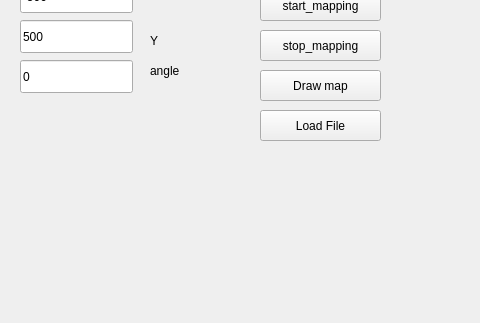
The window that robot_demo/mainwindow.ui (MiroslavKohut/IroboCreate_project) describes before a commit, drawn with Qt 5; both pictures show x 0 to 480 and y 167 to 490 of the 1165 by 720 pixel window.
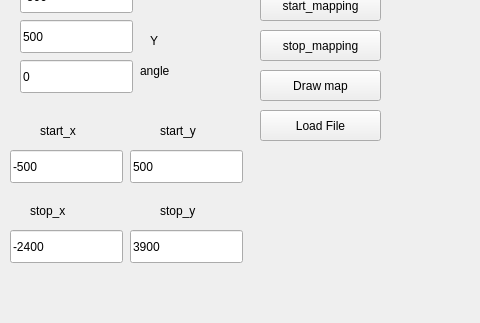
The same window after the commit.

Patch:
```diff
--- a/robot_demo/mainwindow.ui
+++ b/robot_demo/mainwindow.ui
@@ -160,7 +160,7 @@
    <widget class="QLabel" name="label_4">
     <property name="geometry">
      <rect>
-      <x>150</x>
+      <x>140</x>
       <y>210</y>
       <width>68</width>
       <height>21</height>
@@ -222,6 +222,110 @@
      <string>Load File</string>
     </property>
    </widget>
+   <widget class="QLabel" name="label_5">
+    <property name="geometry">
+     <rect>
+      <x>40</x>
+      <y>270</y>
+      <width>68</width>
+      <height>21</height>
+     </rect>
+    </property>
+    <property name="text">
+     <string>start_x</string>
+    </property>
+   </widget>
+   <widget class="QLabel" name="label_6">
+    <property name="geometry">
+     <rect>
+      <x>160</x>
+      <y>270</y>
+      <width>68</width>
+      <height>21</height>
+     </rect>
+    </property>
+    <property name="text">
+     <string>start_y</string>
+    </property>
+   </widget>
+   <widget class="QLabel" name="label_7">
+    <property name="geometry">
+     <rect>
+      <x>30</x>
+      <y>350</y>
+      <width>68</width>
+      <height>21</height>
+     </rect>
+    </property>
+    <property name="text">
+     <string>stop_x</string>
+    </property>
+   </widget>
+   <widget class="QLabel" name="label_8">
+    <property name="geometry">
+     <rect>
+      <x>160</x>
+      <y>350</y>
+      <width>68</width>
+      <height>21</height>
+     </rect>
+    </property>
+    <property name="text">
+     <string>stop_y</string>
+    </property>
+   </widget>
+   <widget class="QLineEdit" name="start_x">
+    <property name="geometry">
+     <rect>
+      <x>10</x>
+      <y>300</y>
+      <width>113</width>
+      <height>33</height>
+     </rect>
+    </property>
+    <property name="text">
+     <string>-500</string>
+    </property>
+   </widget>
+   <widget class="QLineEdit" name="start_y">
+    <property name="geometry">
+     <rect>
+      <x>130</x>
+      <y>300</y>
+      <width>113</width>
+      <height>33</height>
+     </rect>
+    </property>
+    <property name="text">
+     <string>500</string>
+    </property>
+   </widget>
+   <widget class="QLineEdit" name="stop_y">
+    <property name="geometry">
+     <rect>
+      <x>130</x>
+      <y>380</y>
+      <width>113</width>
+      <height>33</height>
+     </rect>
+    </property>
+    <property name="text">
+     <string>3900</string>
+    </property>
+   </widget>
+   <widget class="QLineEdit" name="stop_x">
+    <property name="geometry">
+     <rect>
+      <x>10</x>
+      <y>380</y>
+      <width>113</width>
+      <height>33</height>
+     </rect>
+    </property>
+    <property name="text">
+     <string>-2400</string>
+    </property>
+   </widget>
   </widget>
   <widget class="QMenuBar" name="menuBar">
    <property name="geometry">
```
